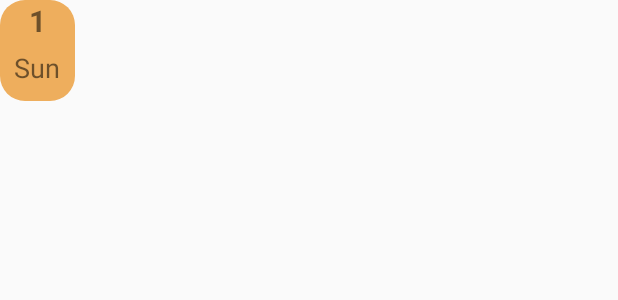
After one commit to khosbilegt/MobileDev, an Android app: the layout item_calendar.xml on its own in the app's theme, with its tools: preview values and no code run, on a phone screen of 412 x 824 dp. The commit adds this screen. Shown: the top 300 px of the screen. Run offline under Robolectric (Android 15) with nearby library versions, the phone set to English and light mode, and no system bars.

Commit message:
changed calendar

```diff
--- /dev/null
+++ b/Todo/app/src/main/res/drawable/cal_active.xml
@@ -0,0 +1,9 @@
+<?xml version="1.0" encoding="utf-8"?>
+<shape
+    xmlns:android="http://schemas.android.com/apk/res/android"
+    android:shape="rectangle">
+    <solid
+        android:color="#EEAE5D" />
+    <corners
+        android:radius="25px"/>
+</shape>
--- /dev/null
+++ b/Todo/app/src/main/res/layout/item_calendar.xml
@@ -0,0 +1,34 @@
+<?xml version="1.0" encoding="utf-8"?>
+<LinearLayout xmlns:android="http://schemas.android.com/apk/res/android"
+    xmlns:app="http://schemas.android.com/apk/res-auto"
+    xmlns:tools="http://schemas.android.com/tools"
+    android:id="@+id/calendarLayout"
+    android:layout_width="50dp"
+    android:layout_height="wrap_content"
+    android:layout_marginRight="5dp"
+    android:background="@drawable/cal_active"
+    android:gravity="center"
+    android:orientation="vertical"
+    android:textAlignment="center">
+
+    <TextView
+        android:id="@+id/dayOfMonthText"
+        android:layout_width="match_parent"
+        android:layout_height="wrap_content"
+        android:text="1"
+        android:textAlignment="center"
+        android:textSize="20sp"
+        android:textStyle="bold" />
+
+    <TextView
+        android:id="@+id/dayOfWeekText"
+        android:layout_width="wrap_content"
+        android:layout_height="wrap_content"
+        android:layout_weight="1"
+        android:paddingTop="5dp"
+        android:paddingBottom="10dp"
+        android:text="Sun"
+        android:textAlignment="center"
+        android:textSize="18sp" />
+
+</LinearLayout>
--- /dev/null
+++ b/Todo/app/src/main/res/values-land/dimens.xml
@@ -0,0 +1,3 @@
+<resources>
+    <dimen name="fab_margin">48dp</dimen>
+</resources>
--- /dev/null
+++ b/Todo/app/src/main/res/values-w1240dp/dimens.xml
@@ -0,0 +1,3 @@
+<resources>
+    <dimen name="fab_margin">200dp</dimen>
+</resources>
--- /dev/null
+++ b/Todo/app/src/main/res/values-w600dp/dimens.xml
@@ -0,0 +1,3 @@
+<resources>
+    <dimen name="fab_margin">48dp</dimen>
+</resources>
--- /dev/null
+++ b/Todo/app/src/main/res/values/dimens.xml
@@ -0,0 +1,3 @@
+<resources>
+    <dimen name="fab_margin">16dp</dimen>
+</resources>
```
Also changed, not shown: Todo/app/src/main/res/layout/activity_add.xml (+5 -3 lines), Todo/app/src/main/res/layout/item_spinner.xml (added, +7 -0 lines), Todo/app/src/main/res/layout/item_spinner_dropdown.xml (added, +8 -0 lines), Todo/app/src/main/res/layout/item_task.xml (added, +81 -0 lines), Todo/app/src/main/res/task_back/Screenshot 2023-03-25 at 14.57.21.png (deleted).
